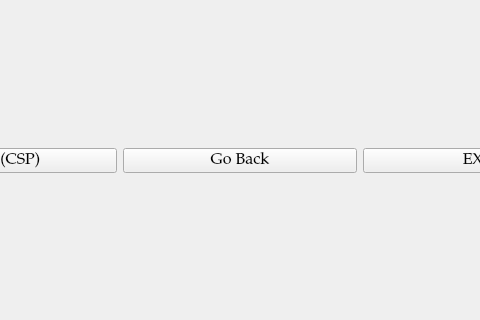
First picture: the form in frontend/assets/ui/loadedsudokuwindow.ui, repository cyjimmy/sudoku-solver, before the edit; both pictures show x 368 to 848 and y 147 to 467 of the 975 by 637 pixel window.
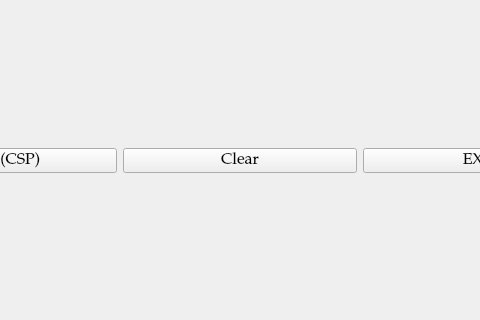
Second picture: the form after the edit. Icons and pictures are not drawn.

Commit message: updated enum names, solver windows now show up as maximized based on feedback

What changed in the file:
```diff
--- a/frontend/assets/ui/loadedsudokuwindow.ui
+++ b/frontend/assets/ui/loadedsudokuwindow.ui
@@ -90,7 +90,7 @@
            <enum>Qt::LeftToRight</enum>
           </property>
           <property name="text">
-           <string>Go Back</string>
+           <string>Clear</string>
           </property>
           <property name="icon">
            <iconset theme="go-previous"/>
```
Left out of the diff: 12 changed lines with no effect on the pictures. The commit also changes 4 other files.
